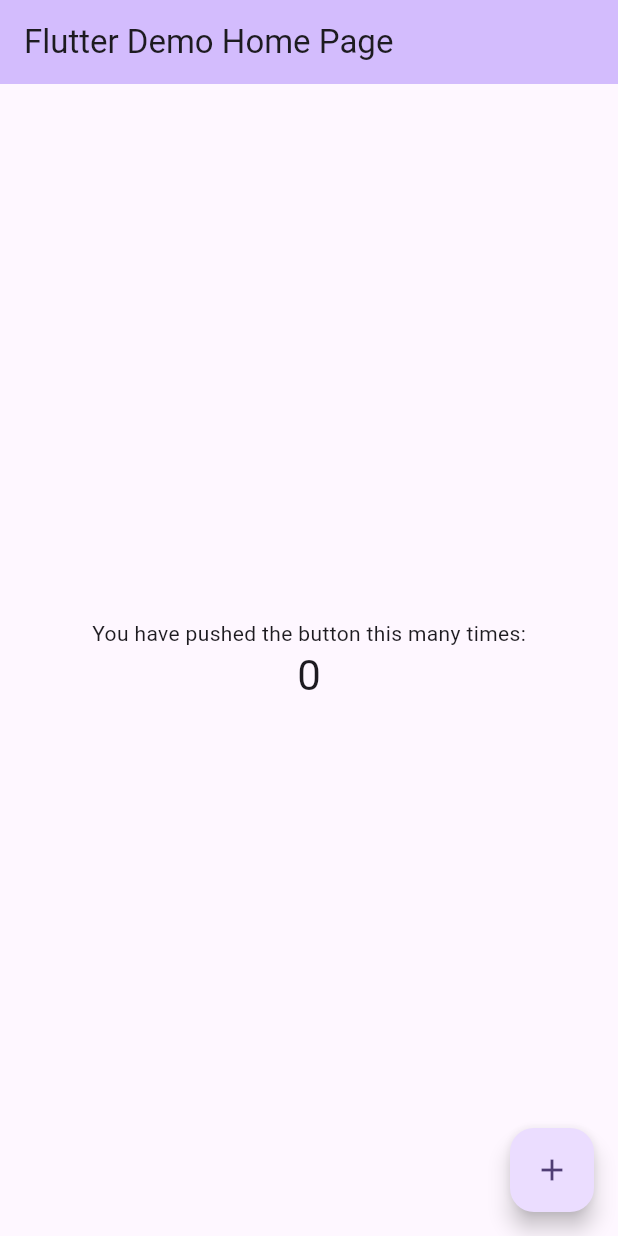
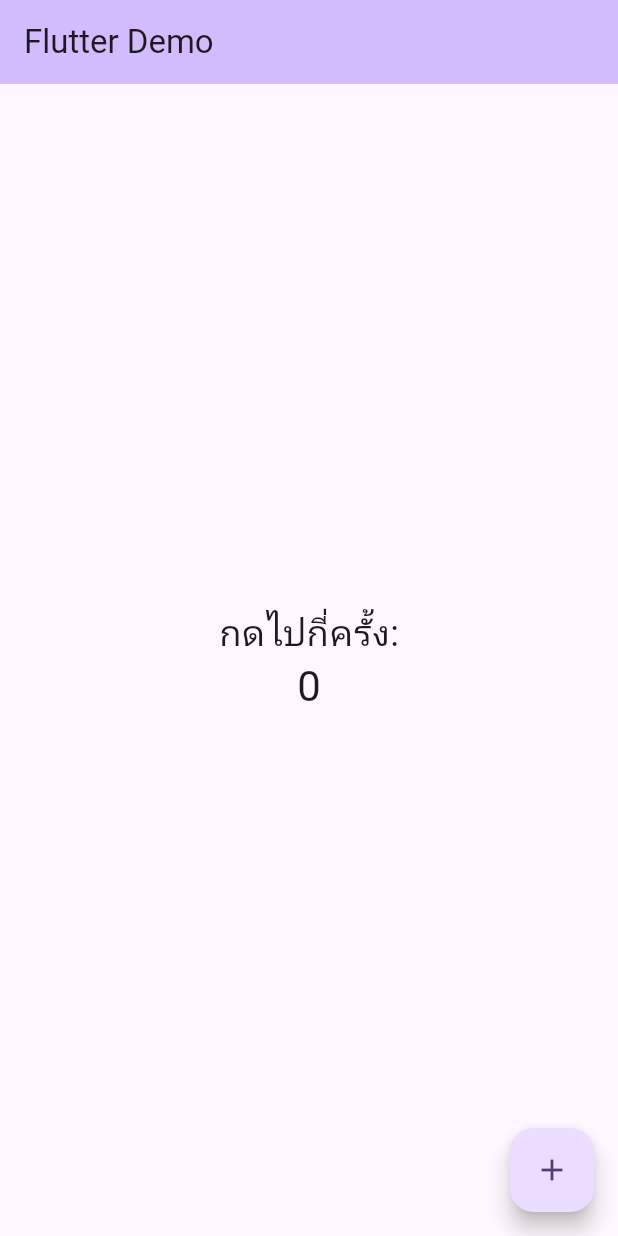
Before and after one commit to draisel147/Flutter, a Flutter app: the screen it shows after launch, on a phone screen of 412 x 824 dp. Run offline on Flutter 3.47's test engine with Material 2 defaults, Android fonts, the phone set to English and light mode, and no system bars.

Commit message:
update flutter

```diff
--- a/first_app/lib/main.dart
+++ b/first_app/lib/main.dart
@@ -3,6 +3,11 @@ import 'package:flutter/material.dart';
 void main() {
   runApp(const MyApp());
 }
+
+//*การกำหนดชื่อแอพใหม่ android --> app --> src --> main --> AndroidManifest.xml
+//*กำหนดชื่อแอพใหม่ใน android:label
+//*และกด run without debug
+//! หมายเหตุสามารถไปดูสไลด์ได้ที่ "D:\flutter pdf" หน้า 11
 
 class MyApp extends StatelessWidget {
   const MyApp({super.key});
@@ -31,7 +36,7 @@ class MyApp extends StatelessWidget {
         colorScheme: ColorScheme.fromSeed(seedColor: Colors.deepPurple),
         useMaterial3: true,
       ),
-      home: const MyHomePage(title: 'Flutter Demo Home Page'),
+      home: const MyHomePage(title: 'Flutter Demo '),
     );
   }
 }
@@ -106,7 +111,8 @@ class _MyHomePageState extends State<MyHomePage> {
           mainAxisAlignment: MainAxisAlignment.center,
           children: <Widget>[
             const Text(
-              'You have pushed the button this many times:',
+              'กดไปกี่ครั้ง:',
+              style: TextStyle(fontSize: 24),
             ),
             Text(
               '$_counter',
--- a/first_app/pubspec.yaml
+++ b/first_app/pubspec.yaml
@@ -32,13 +32,18 @@ dependencies:
     sdk: flutter
 
 
+
   # The following adds the Cupertino Icons font to your application.
   # Use with the CupertinoIcons class for iOS style icons.
   cupertino_icons: ^1.0.2
 
+  flutter_launcher_icons: ^0.13.1
+
 dev_dependencies:
   flutter_test:
     sdk: flutter
+
+
 
   # The "flutter_lints" package below contains a set of recommended lints to
   # encourage good coding practices. The lint set provided by the package is
```
Also changed, not shown: first_app/image/heart_210545.png (added), first_app/pubspec.lock, 1 other file.
